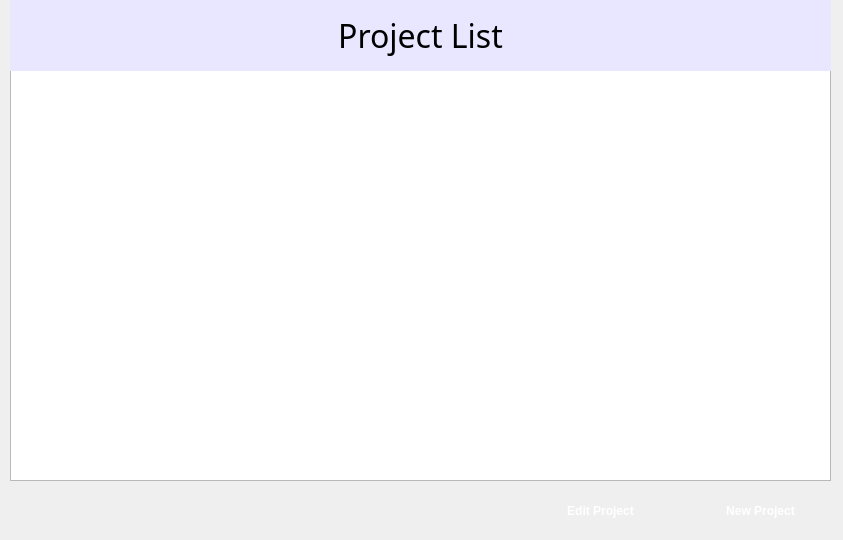
First picture: the form in ui/2_Projects/ProjectScreen.ui, repository F1l14/Software-Engineering-2025, before the edit.
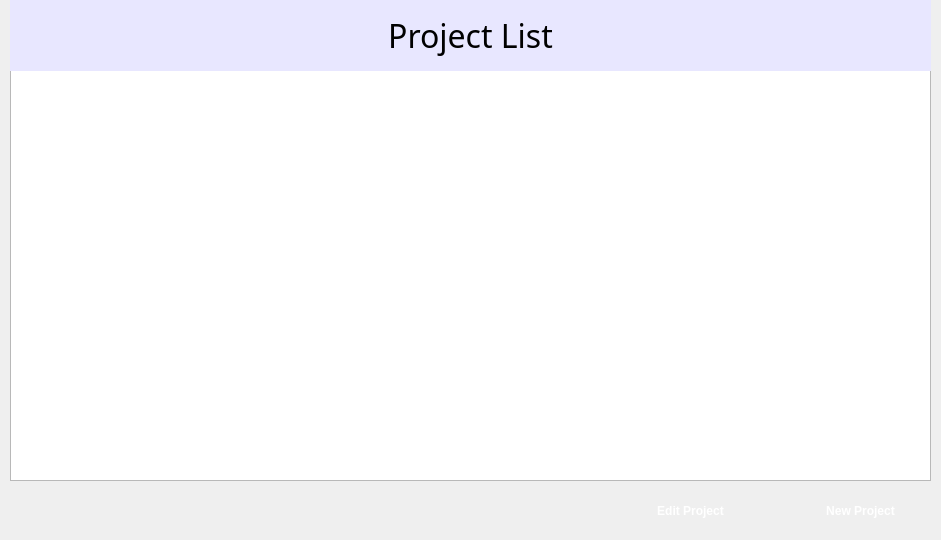
Second picture: the form after the edit.

Commit message: Added value of a project

```diff
--- a/ui/2_Projects/ProjectScreen.ui
+++ b/ui/2_Projects/ProjectScreen.ui
@@ -6,7 +6,7 @@
    <rect>
     <x>0</x>
     <y>0</y>
-    <width>843</width>
+    <width>941</width>
     <height>540</height>
    </rect>
   </property>
@@ -26,7 +26,7 @@
     <rect>
      <x>10</x>
      <y>70</y>
-     <width>821</width>
+     <width>921</width>
      <height>411</height>
     </rect>
    </property>
@@ -42,7 +42,7 @@
     <rect>
      <x>10</x>
      <y>0</y>
-     <width>821</width>
+     <width>921</width>
      <height>71</height>
     </rect>
    </property>
@@ -69,7 +69,7 @@
   <widget class="QPushButton" name="createProjectButton">
    <property name="geometry">
     <rect>
-     <x>690</x>
+     <x>790</x>
      <y>490</y>
      <width>141</width>
      <height>41</height>
@@ -122,7 +122,7 @@
   <widget class="QPushButton" name="editProjectButton">
    <property name="geometry">
     <rect>
-     <x>530</x>
+     <x>620</x>
      <y>490</y>
      <width>141</width>
      <height>41</height>
```
The commit also changes 9 other files.
